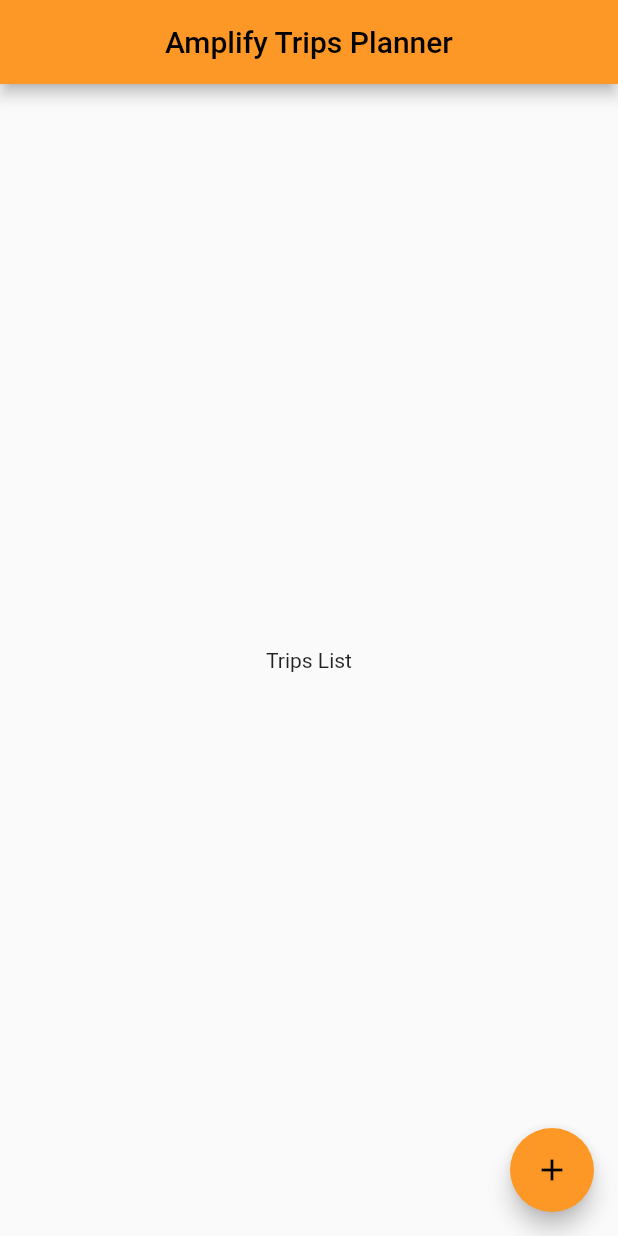
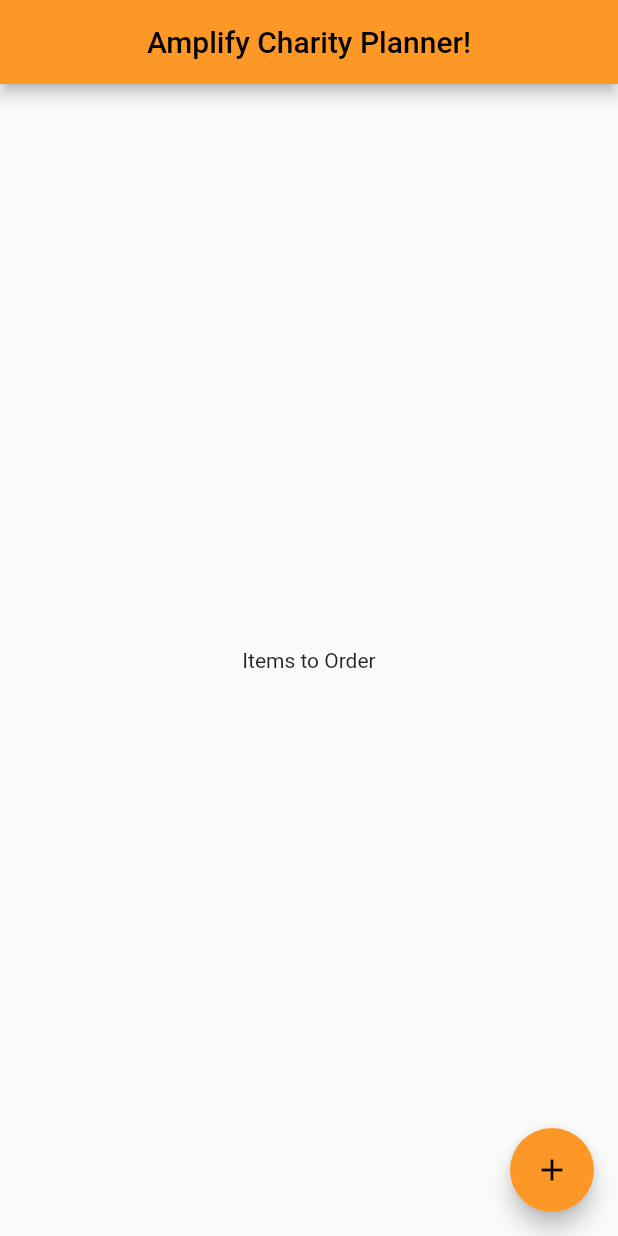
Before and after one commit to sylvesterkachi/flutter-basicauth, a Flutter app: the screen it shows after launch, on a phone screen of 412 x 824 dp. Run offline on Flutter 3.47's test engine with Material 2 defaults, Android fonts, the phone set to English and light mode, and no system bars; our stand-ins replace flutter_riverpod, go_router; missing offline and left inert: amplify_auth_cognito, amplify_authenticator, amplify_flutter.

Commit message:
changed a file

```diff
--- a/lib/common/navigation/router/router.dart
+++ b/lib/common/navigation/router/router.dart
@@ -2,4 +2,5 @@ enum AppRoute {
   home,
   trip,
   edittrip,
+  play,
 }
--- a/lib/features/trip/ui/trips_list/trips_list_page.dart
+++ b/lib/features/trip/ui/trips_list/trips_list_page.dart
@@ -12,7 +12,7 @@ class TripsListPage extends StatelessWidget {
       appBar: AppBar(
         centerTitle: true,
         title: const Text(
-          'Amplify Trips Planner',
+          'Amplify Charity Planner!',
         ),
         backgroundColor: const Color(constants.primaryColorDark),
       ),
@@ -22,7 +22,7 @@ class TripsListPage extends StatelessWidget {
         child: const Icon(Icons.add),
       ),
       body: const Center(
-        child: Text('Trips List'),
+        child: Text('Items to Order'),
       ),
     );
   }
```
